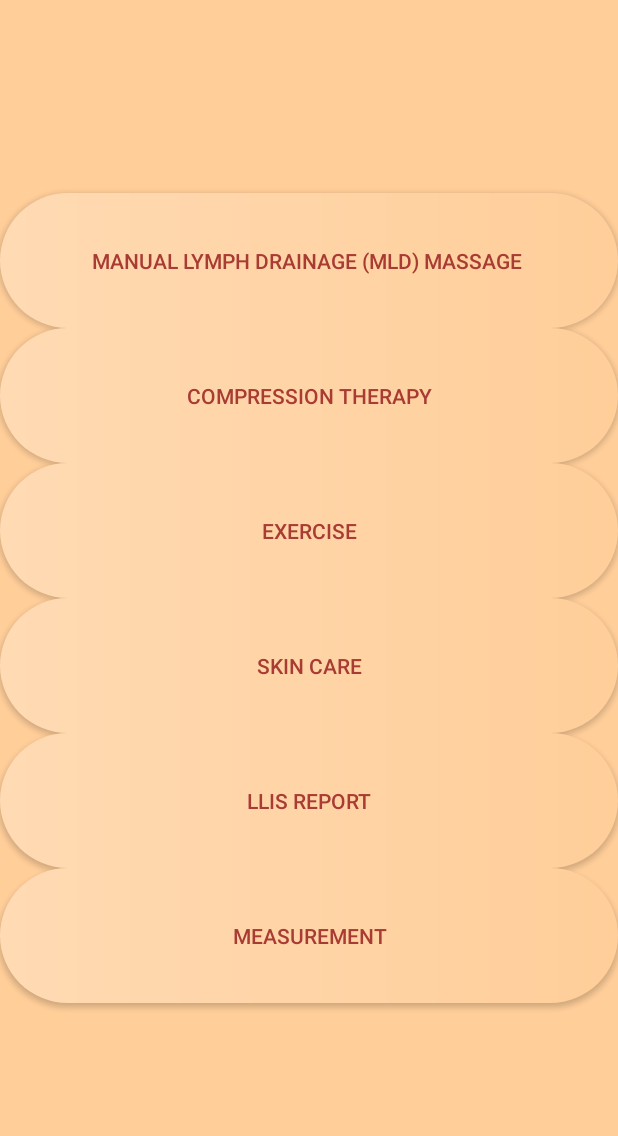
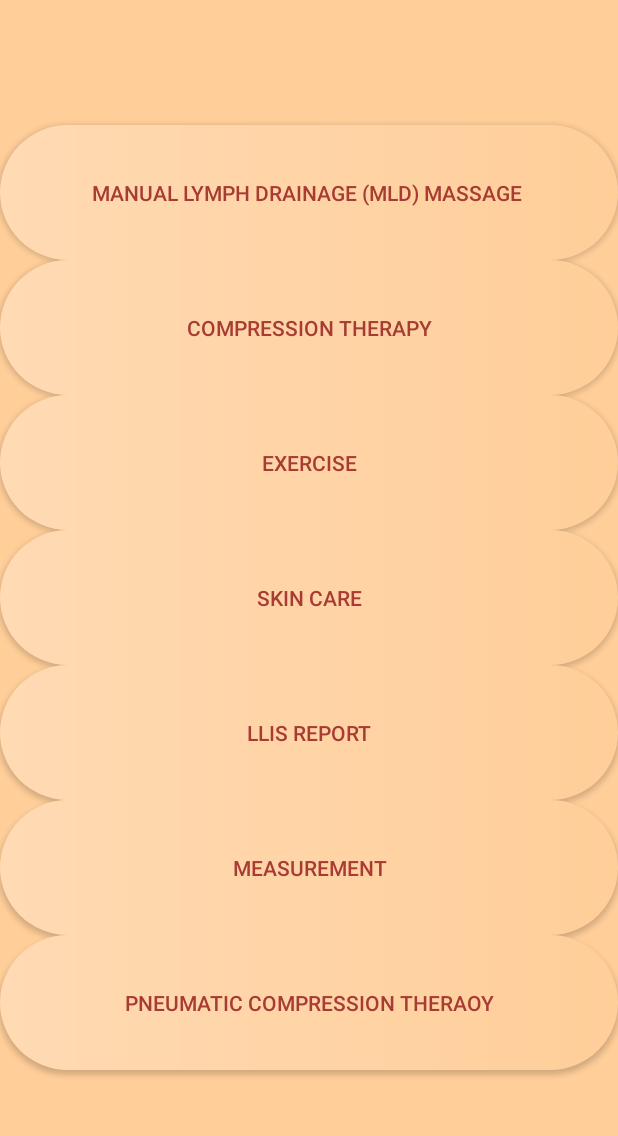
Before and after one commit to hongthang152/SelfCareManagement, an Android app: the MainActivity screen opened directly, with no data from a screen before it, on a phone screen of 412 x 824 dp, the part 62-1198 px from its top. Run offline under Robolectric (Android 15) with nearby library versions, the phone set to English and light mode, and no system bars; our stand-ins replace Volley; libraries missing offline, so code that uses them is left out: com.mikepenz.fontawesome_typeface_library, com.mikepenz.materialdrawer; network calls fail; pictures from the network do not load; 1 statement that could not run was skipped.

Commit message:
pneumatic 1 comit

```diff
--- a/app/src/main/res/layout/activity_main.xml
+++ b/app/src/main/res/layout/activity_main.xml
@@ -113,6 +113,13 @@
                 android:text="Measurement"
                 />
 
+            <Button
+             android:id="@+id/pneumatic"
+                android:layout_width="match_parent"
+                android:textColor="@color/brown"
+                android:background="@drawable/custome_button"
+                android:text="Pneumatic Compression Theraoy"
+                android:layout_height="90dp" />
 
 
         </LinearLayout>
```
Also changed, not shown: 1 other file.
